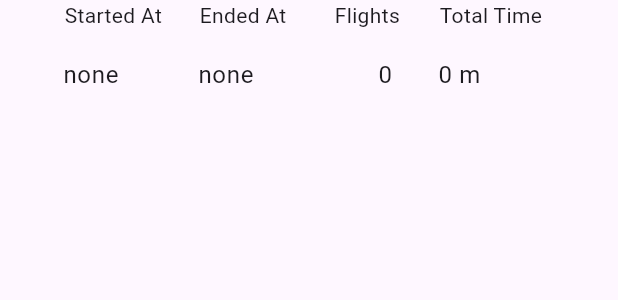
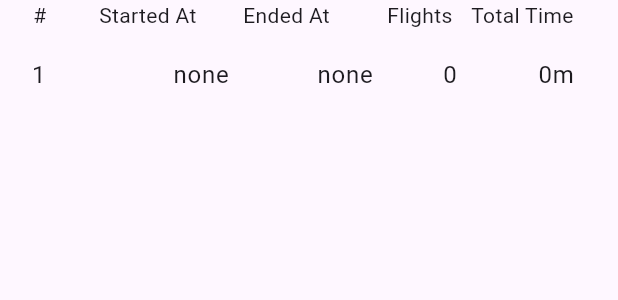
Before and after one commit to alexterliuk/flights-logger, a Flutter app: the Shift widget shown alone on an empty page, opened directly with empty values, on a phone screen of 412 x 824 dp. Shown: the top 300 px of the screen. Run offline on Flutter 3.47's test engine with Material 3 defaults, Android fonts, the phone set to English and light mode, and no system bars; our stand-ins replace sqflite_common_ffi; missing offline and left inert: pointer_interceptor; accounts and stored records are empty.

Commit message:
fix: modify shift layout

```diff
--- a/lib/src/shifts/shift.dart
+++ b/lib/src/shifts/shift.dart
@@ -26,8 +26,6 @@ class Shift extends StatelessWidget {
     var shiftsState = context.watch<ShiftsNewState>();
     var appState = context.watch<MyAppState>();
 
-    print('SHIFT: started - ${shift.startedAtDateAndTime}, ended - ${shift.endedAtDateAndTime}');
-    // SHIFT: started - 2024-04-14 15:15, ended - 2024-04-14 15:30
     edit () {
       shiftsState.updateEditAndDeleteButtonsView(index, false);
 
@@ -77,11 +75,15 @@ class Shift extends StatelessWidget {
               children: [
                 Row(
                   children: [
-                    // SizedBox(width: 30, child: Text('#')),
-                    SizedBox(width: 90, child: Text('Started At')),
-                    SizedBox(width: 90, child: Text('Ended At')),
-                    SizedBox(width: 70, child: Text('Flights')),
-                    SizedBox(width: 70, child: Text('Total Time')),
+                    SizedBox(width: 40, child: Text('#', textAlign: TextAlign.start)),
+                    SizedBox(width: 4),
+                    SizedBox(width: 88, child: Text('Started At', textAlign: TextAlign.start)),
+                    SizedBox(width: 8),
+                    SizedBox(width: 88, child: Text('Ended At', textAlign: TextAlign.start)),
+                    SizedBox(width: 8),
+                    SizedBox(width: 48, child: Text('Flights', textAlign: TextAlign.start)),
+                    SizedBox(width: 8),
+                    SizedBox(width: 70, child: Text('Total Time', textAlign: TextAlign.start)),
                     SizedBox(width: 6),
                   ],
                 ),
@@ -102,34 +104,49 @@ class Shift extends StatelessWidget {
                       Row(
                         children: [
                           SizedBox(
-                            width: 90,
+                            width: 40,
+                            height: 36,
+                            child: Text(
+                              '${index + 1}',
+                              textAlign: TextAlign.start,
+                              style: const TextStyle(height: 2.4),
+                            ),
+                          ),
+                          const SizedBox(width: 4),
+
+                          SizedBox(
+                            width: 88,
                             height: 36,
                             child: Text(
                               shift.startedAtDateAndTime.isEmpty ? 'none' : shift.startedAtDateAndTime.substring(0, 10),
+                              textAlign: TextAlign.end,
                               style: const TextStyle(height: 2.4),
                             ),
                           ),
+                          const SizedBox(width: 8),
+
                           SizedBox(
-                            width: 90,
+                            width: 88,
                             height: 36,
                             child: Text(
                               shift.endedAtDateAndTime.isEmpty ? 'none' : shift.endedAtDateAndTime.substring(0, 10),
-
-                              // '${appState.shiftsRes.totalCount}',
-
+                              textAlign: TextAlign.end,
                               style: const TextStyle(height: 2.4),
                             ),
                           ),
+                          const SizedBox(width: 8),
+
                           SizedBox(
-                            width: 70,
+                            width: 48,
                             height: 36,
                             child: Text(
                               '${shift.flightsQty}',
-                              // '${shift.id}',
-                              textAlign: TextAlign.center,
+                              textAlign: TextAlign.end,
                               style: const TextStyle(height: 2.4),
                             ),
                           ),
+                          const SizedBox(width: 8),
+
                           shiftsState.areEditAndDeleteButtonsShown(index)
                             ?
                               SizedBox(
@@ -179,6 +196,7 @@ class Shift extends StatelessWidget {
                                 height: 36,
                                 child: Text(
                                   getShiftTotalTime(shift.timeTotalMinutes),
+                                  textAlign: TextAlign.end,
                                   style: const TextStyle(height: 2.4),
                                 ),
                               ),
@@ -192,6 +210,7 @@ class Shift extends StatelessWidget {
                             children: [
                               Row(
                                 children: [
+                                  const SizedBox(width: 48),
                                   const SizedBox(
                                     width: 180,
                                     child: Text(
@@ -209,6 +228,7 @@ class Shift extends StatelessWidget {
                               ),
                               Row(
                                 children: [
+                                  const SizedBox(width: 48),
                                   const SizedBox(
                                     width: 180,
                                     child: Text(
@@ -226,6 +246,7 @@ class Shift extends StatelessWidget {
                               ),
                               Row(
                                 children: [
+                                  const SizedBox(width: 48),
                                   const SizedBox(
                                     width: 180,
                                     child: Text(
--- a/lib/src/utils/get_shift_total_time.dart
+++ b/lib/src/utils/get_shift_total_time.dart
@@ -1,6 +1,6 @@
 String getShiftTotalTime(int totalMinutes) {
   if (totalMinutes < 60) {
-    return '$totalMinutes m';
+    return '${totalMinutes}m';
   }
 
   int hours = (totalMinutes / 60).floor();
@@ -8,5 +8,5 @@ String getShiftTotalTime(int totalMinutes) {
 
   String minutesStr = minutes < 10 ? '0$minutes' : '$minutes';
 
-  return '$hours h $minutesStr m';
+  return '${hours}h ${minutesStr}m';
 }
```
